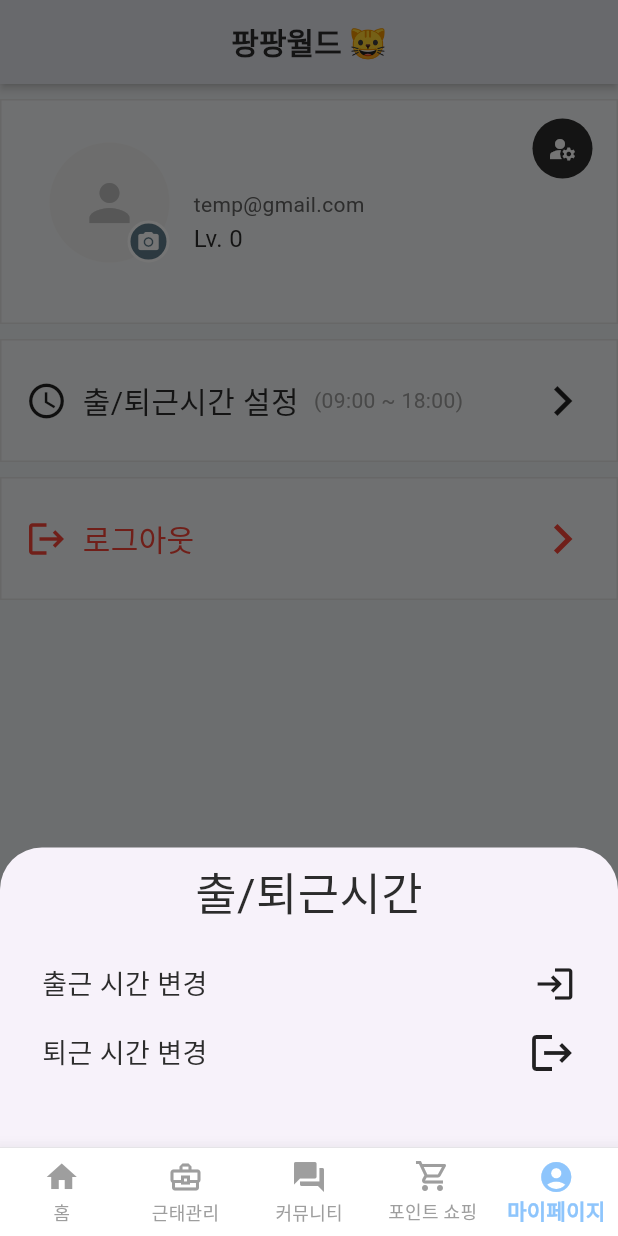
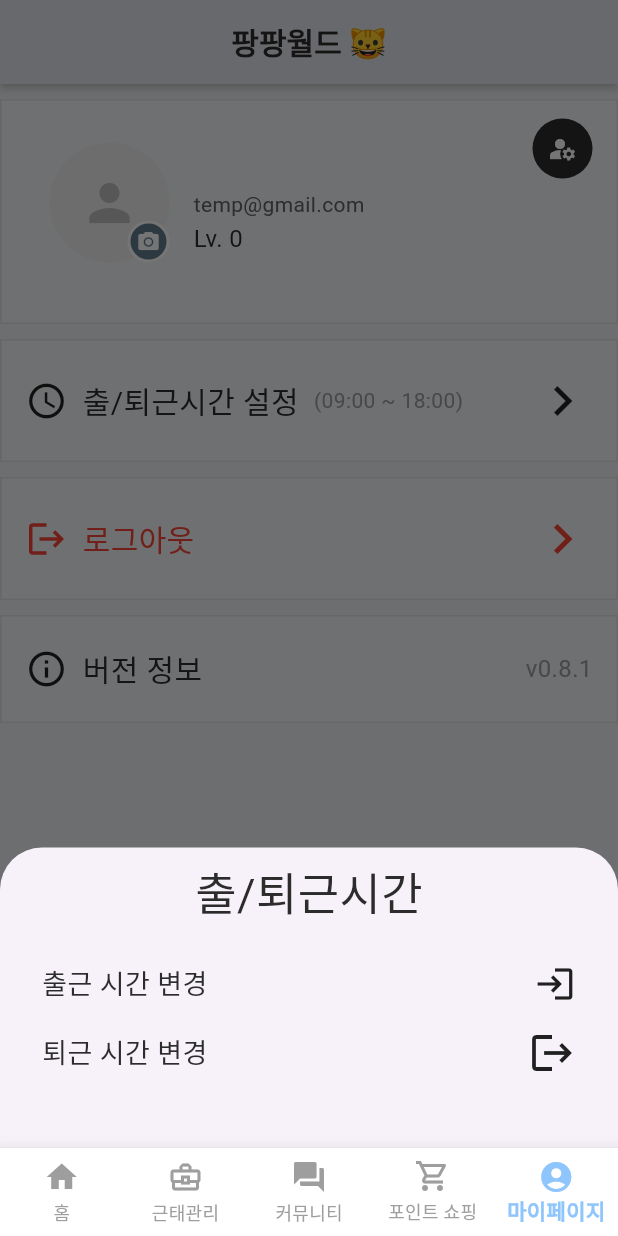
Before and after one commit to GangOn0215/commute_mate, a Flutter app: the AccountScreen screen opened by its route, after a tap on "출/퇴근시간 설정", on a phone screen of 412 x 824 dp. Run offline on Flutter 3.47's test engine with Material 3 defaults, Android fonts, the phone set to English and light mode, and no system bars; our stand-ins replace dio, fl_chart, flutter_dotenv, fluttertoast, go_router, image_picker and 6 more; missing offline and left inert: kakao_flutter_sdk, photo_manager; accounts and stored records are empty.

Commit message:
[ u ] 설정 페이지에서 버전 표시

```diff
--- a/flutter-app/lib/screens/account/account_screen.dart
+++ b/flutter-app/lib/screens/account/account_screen.dart
@@ -7,6 +7,7 @@ import 'package:commute_mate/widgets/account_header_manage.dart';
 import 'package:flutter/material.dart';
 import 'package:go_router/go_router.dart';
 import 'package:provider/provider.dart';
+import 'package:package_info_plus/package_info_plus.dart';
 
 class AccountScreen extends StatefulWidget {
   const AccountScreen({super.key});
@@ -16,6 +17,21 @@ class AccountScreen extends StatefulWidget {
 }
 
 class _AccountScreenState extends State<AccountScreen> {
+  String _version = '';
+
+  @override
+  void initState() {
+    super.initState();
+    _loadVersion();
+  }
+
+  Future<void> _loadVersion() async {
+    final packageInfo = await PackageInfo.fromPlatform();
+    setState(() {
+      _version = packageInfo.version;
+    });
+  }
+
   @override
   Widget build(BuildContext context) {
     final screenWidth = MediaQuery.of(context).size.width;
@@ -326,6 +342,41 @@ class _AccountScreenState extends State<AccountScreen> {
                 ),
               ),
             ),
+            SizedBox(height: 10),
+            // 버전 정보
+            Container(
+              decoration: BoxDecoration(
+                color: Colors.white38,
+                border: Border.all(color: Colors.grey.shade300, width: 1.0),
+              ),
+              child: Padding(
+                padding: const EdgeInsets.symmetric(
+                  vertical: 20,
+                  horizontal: 16,
+                ),
+                child: Row(
+                  mainAxisAlignment: MainAxisAlignment.spaceBetween,
+                  crossAxisAlignment: CrossAxisAlignment.center,
+                  children: [
+                    Row(
+                      crossAxisAlignment: CrossAxisAlignment.center,
+                      children: [
+                        Icon(Icons.info_outline, size: 28),
+                        SizedBox(width: 10),
+                        Text('버전 정보', style: TextStyle(fontSize: 20)),
+                      ],
+                    ),
+                    Text(
+                      _version.isEmpty ? '로딩 중...' : 'v$_version',
+                      style: TextStyle(
+                        fontSize: 16,
+                        color: AppColors.buttonDisabledText,
+                      ),
+                    ),
+                  ],
+                ),
+              ),
+            ),
           ],
         ),
       ),
--- a/flutter-app/pubspec.yaml
+++ b/flutter-app/pubspec.yaml
@@ -1,7 +1,7 @@
 name: commute_mate
 description: "Commute Mate: 출퇴근 시간을 효율적으로 관리하는 Flutter 앱"
 publish_to: "GangOn0215"
-version: 0.0.0
+version: 0.8.1
 
 environment:
   sdk: ^3.8.1
@@ -29,6 +29,7 @@ dependencies:
   dropdown_button2: ^2.3.9
   image_picker: ^1.2.0
   photo_manager: ^3.5.0
+  package_info_plus: ^8.1.2
 
 dev_dependencies:
   flutter_test:
```
